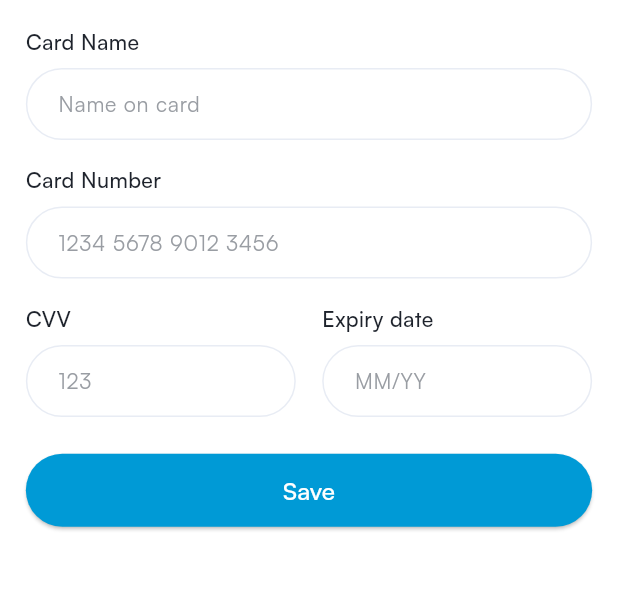
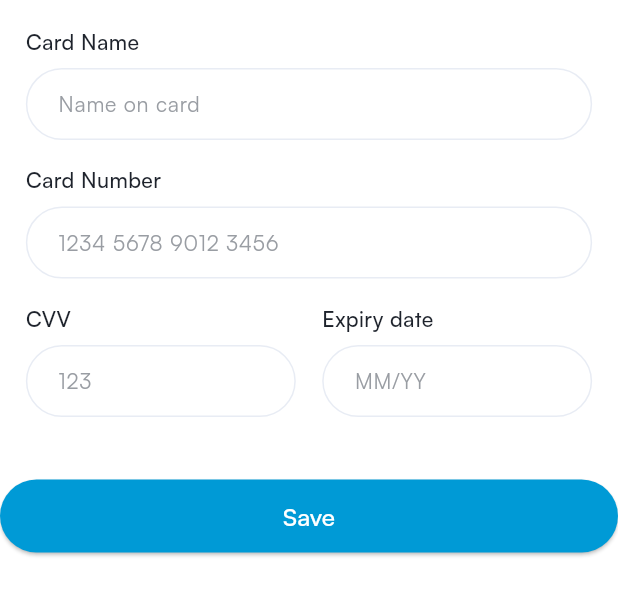
Before and after one commit to Jossyboydgenius/BetterBreaks, a Flutter app: the CardForm widget shown alone on an empty page, opened directly with empty values, on a phone screen of 412 x 824 dp. Shown: the top 596 px of the screen. Run offline on Flutter 3.47's test engine with Material 3 defaults, Android fonts, the light colour scheme and no system bars; our stand-ins replace bot_toast, connectivity_plus, dots_indicator, fl_chart, flutter_dotenv, flutter_screenutil and 4 more; missing offline and left inert: easy_pie_chart; project files that could hold a hidden picture were left out.

Commit message:
Refactor CardForm widget to improve UI structure by nesting the GlassyContainer within the form. This change enhances the layout of the card input fields, ensuring a more cohesive design while maintaining functionality for cardholder name, card number, CVV, and expiry date inputs.

```diff
--- a/lib/ui/views/payment_method/widgets/card_form.dart
+++ b/lib/ui/views/payment_method/widgets/card_form.dart
@@ -37,12 +37,15 @@ class _CardFormState extends State<CardForm> {
 
   @override
   Widget build(BuildContext context) {
-    return GlassyContainer(
+    return Form(
+      key: _formKey,
+      child: Column(
+        crossAxisAlignment: CrossAxisAlignment.start,
+        children: [
+          GlassyContainer(
             backgroundColor: Colors.white,
             borderColor: Colors.white,
             padding: EdgeInsets.all(16.r),
-      child: Form(
-        key: _formKey,
             child: Column(
               crossAxisAlignment: CrossAxisAlignment.start,
               children: [
@@ -150,16 +153,19 @@ class _CardFormState extends State<CardForm> {
                     ),
                   ],
                 ),
+              ],
+            ),
+          ),
+
           SizedBox(height: 24.h),
 
-            // Save Button
+          // Save Button - Now outside the GlassyContainer
           AppButton(
             text: 'Save',
             backgroundColor: AppColors.primary,
             onPressed: _saveCard,
           ),
         ],
-        ),
       ),
     );
   }
```
Lines whose indentation alone changed are shown as unchanged.
